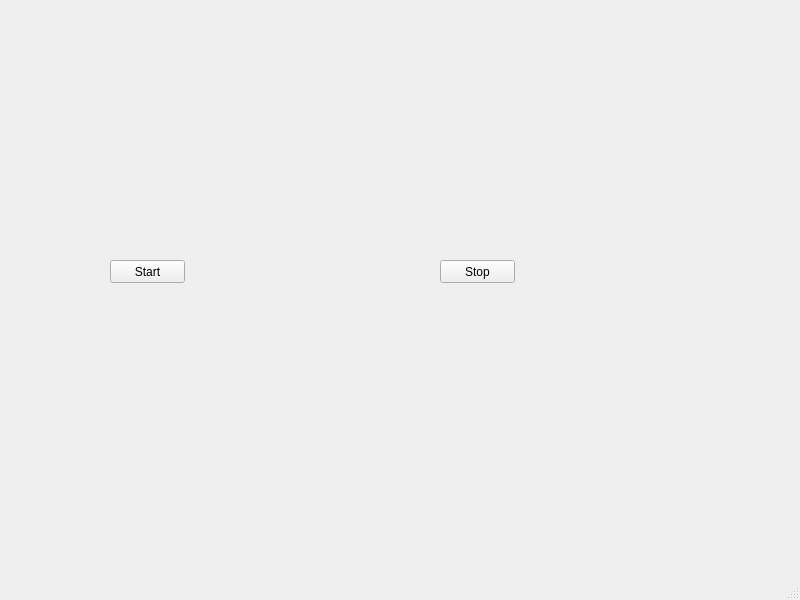
Qt form ui/MainWindow.ui (Kracav4ik/zk3v) before a commit.
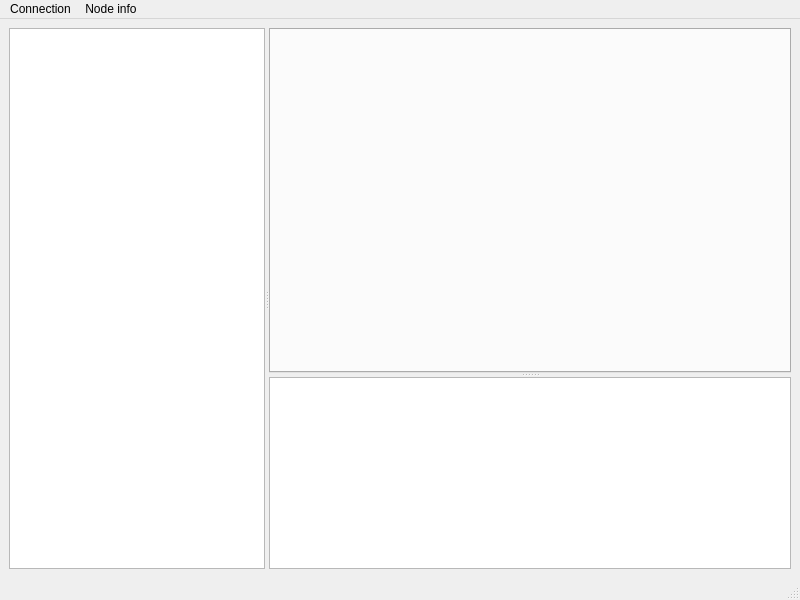
The same form after that commit.

Commit message: Tree view works

Patch:
```diff
--- a/ui/MainWindow.ui
+++ b/ui/MainWindow.ui
@@ -14,32 +14,70 @@
    <string>MainWindow</string>
   </property>
   <widget class="QWidget" name="centralwidget">
-   <widget class="QPushButton" name="start">
-    <property name="geometry">
-     <rect>
-      <x>110</x>
-      <y>260</y>
-      <width>75</width>
-      <height>23</height>
-     </rect>
-    </property>
-    <property name="text">
-     <string>Start</string>
-    </property>
-   </widget>
-   <widget class="QPushButton" name="stop">
-    <property name="geometry">
-     <rect>
-      <x>440</x>
-      <y>260</y>
-      <width>75</width>
-      <height>23</height>
-     </rect>
-    </property>
-    <property name="text">
-     <string>Stop</string>
-    </property>
-   </widget>
+   <layout class="QVBoxLayout" name="verticalLayout">
+    <item>
+     <widget class="QSplitter" name="splitter_2">
+      <property name="orientation">
+       <enum>Qt::Horizontal</enum>
+      </property>
+      <property name="childrenCollapsible">
+       <bool>false</bool>
+      </property>
+      <widget class="QTreeWidget" name="treeWidget">
+       <property name="sizePolicy">
+        <sizepolicy hsizetype="Expanding" vsizetype="Ignored">
+         <horstretch>0</horstretch>
+         <verstretch>0</verstretch>
+        </sizepolicy>
+       </property>
+       <attribute name="headerVisible">
+        <bool>false</bool>
+       </attribute>
+       <column>
+        <property name="text">
+         <string notr="true">1</string>
+        </property>
+       </column>
+      </widget>
+      <widget class="QSplitter" name="splitter">
+       <property name="sizePolicy">
+        <sizepolicy hsizetype="Preferred" vsizetype="Expanding">
+         <horstretch>1</horstretch>
+         <verstretch>0</verstretch>
+        </sizepolicy>
+       </property>
+       <property name="orientation">
+        <enum>Qt::Vertical</enum>
+       </property>
+       <property name="childrenCollapsible">
+        <bool>false</bool>
+       </property>
+       <widget class="QTabWidget" name="tabWidget">
+        <property name="sizePolicy">
+         <sizepolicy hsizetype="Expanding" vsizetype="Expanding">
+          <horstretch>0</horstretch>
+          <verstretch>1</verstretch>
+         </sizepolicy>
+        </property>
+        <property name="currentIndex">
+         <number>-1</number>
+        </property>
+       </widget>
+       <widget class="QPlainTextEdit" name="log">
+        <property name="sizePolicy">
+         <sizepolicy hsizetype="Expanding" vsizetype="Ignored">
+          <horstretch>0</horstretch>
+          <verstretch>0</verstretch>
+         </sizepolicy>
+        </property>
+        <property name="readOnly">
+         <bool>true</bool>
+        </property>
+       </widget>
+      </widget>
+     </widget>
+    </item>
+   </layout>
   </widget>
   <widget class="QMenuBar" name="menubar">
    <property name="geometry">
@@ -50,6 +88,30 @@
      <height>21</height>
     </rect>
    </property>
+   <widget class="QMenu" name="menufile">
+    <property name="title">
+     <string>Node info</string>
+    </property>
+    <addaction name="actionCreationTransactionId"/>
+    <addaction name="actionLastModifiedTransactionId"/>
+    <addaction name="actionCreated"/>
+    <addaction name="actionLastModified"/>
+    <addaction name="actionVersion"/>
+    <addaction name="actionACLVersion"/>
+    <addaction name="actionOwnerSessionId"/>
+    <addaction name="actionDataLength"/>
+    <addaction name="actionChildrenCount"/>
+   </widget>
+   <widget class="QMenu" name="menuConnect">
+    <property name="title">
+     <string>Connection</string>
+    </property>
+    <addaction name="actionConnect"/>
+    <addaction name="actionDisconnect"/>
+    <addaction name="actionChange_server_address"/>
+   </widget>
+   <addaction name="menuConnect"/>
+   <addaction name="menufile"/>
   </widget>
   <widget class="QStatusBar" name="statusbar"/>
  </widget>
```
Left out of the diff: 60 changed lines with no effect on the pictures. The commit also changes 2 other files.
